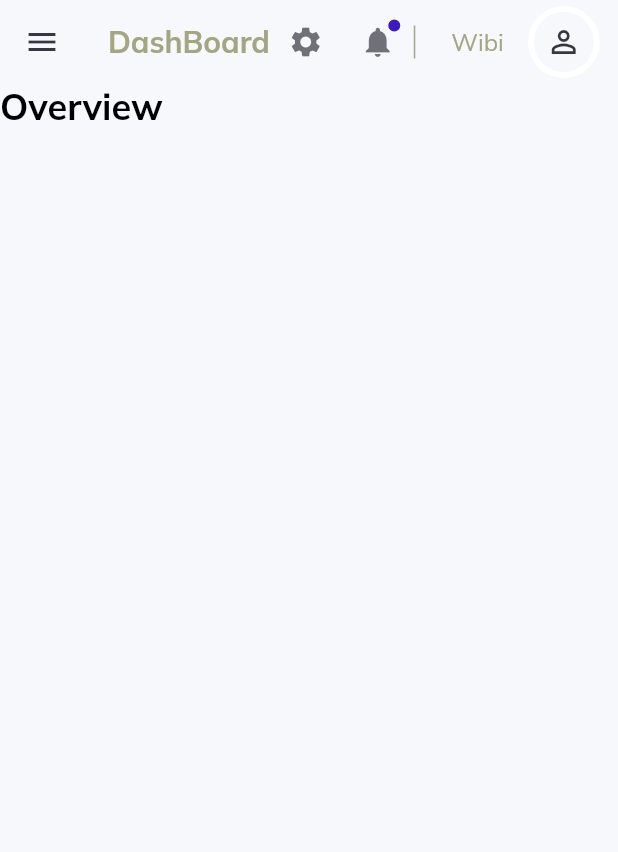
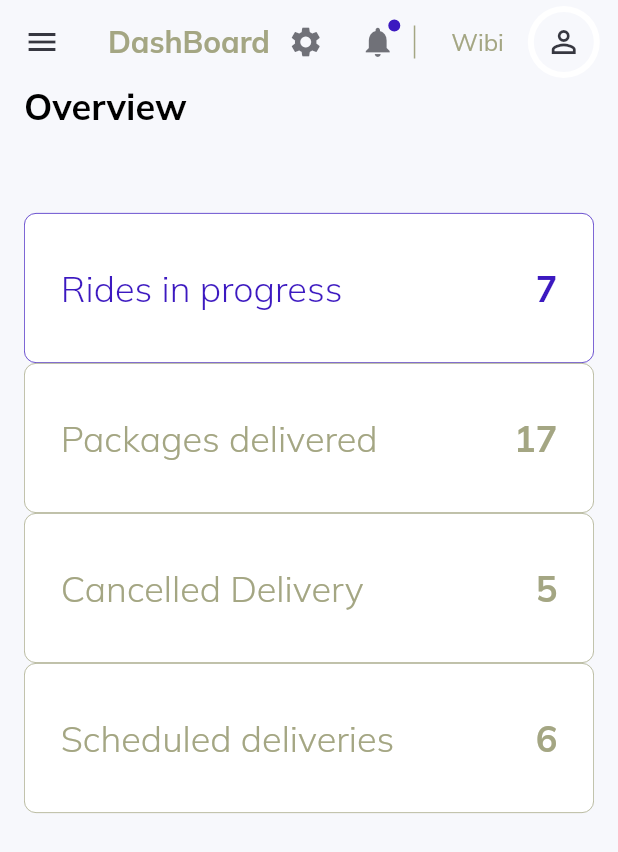
Before and after one commit to ab-irami/Admin-panel, a Flutter app: the screen it shows after launch, on a phone screen of 412 x 824 dp. Shown: the top 852 px of the screen. Run offline on Flutter 3.47's test engine with Material 2 defaults, Android fonts, the light colour scheme and no system bars; our stand-ins replace get, google_fonts.

Commit message:
Info Cards added

```diff
--- a/lib/pages/overview/overview.dart
+++ b/lib/pages/overview/overview.dart
@@ -1,5 +1,8 @@
 import 'package:admin_panel_app/constants/controllers.dart';
 import 'package:admin_panel_app/helpers/responsive.dart';
+import 'package:admin_panel_app/pages/overview/widgets/overview_cards_large_screen.dart';
+import 'package:admin_panel_app/pages/overview/widgets/overview_cards_medium_screen.dart';
+import 'package:admin_panel_app/pages/overview/widgets/overview_cards_small_screen.dart';
 import 'package:admin_panel_app/widgets/custom_text.dart';
 import 'package:flutter/material.dart';
 import 'package:get/get_state_manager/get_state_manager.dart';
@@ -15,7 +18,8 @@ class OverviewPage extends StatelessWidget {
           () => Row(
             children: [
               Container(
-                margin: EdgeInsets.only(top: Responsive.isSmallScreen(context) ? 56 : 6),
+                margin: EdgeInsets.only(
+                    top: Responsive.isSmallScreen(context) ? 56 : 6),
                 child: CustomText(
                   text: menuController.activeItem.value,
                   size: 24,
@@ -25,6 +29,17 @@ class OverviewPage extends StatelessWidget {
             ],
           ),
         ),
+        Expanded(
+          child: ListView(
+            children: [
+              if (Responsive.isLargeScreen(context) ||
+                  Responsive.isMediumScreen(context))
+                if (Responsive.isCustomScreen(context)) const OverViewCardMedium()
+                else const OverViewCardLarge()
+              else const OverViewCardSmall()
+            ],
+          ),
+        ),
       ],
     );
   }
--- /dev/null
+++ b/lib/pages/overview/widgets/info_card_small.dart
@@ -0,0 +1,56 @@
+import 'package:admin_panel_app/constants/style.dart';
+import 'package:admin_panel_app/widgets/custom_text.dart';
+import 'package:flutter/material.dart';
+
+class InfoCardSmall extends StatelessWidget {
+  final String? title;
+  final int? value;
+  final Color? topColor;
+  final bool? isActive;
+  final VoidCallback? onTap;
+  const InfoCardSmall({
+    Key? key,
+    this.title,
+    this.value,
+    this.topColor,
+    this.isActive,
+    this.onTap,
+  }) : super(key: key);
+
+  @override
+  Widget build(BuildContext context) {
+    return Expanded(
+      child: InkWell(
+        onTap: onTap,
+        child: Container(
+          padding: const EdgeInsets.all(24),
+          decoration: BoxDecoration(
+            color: Colors.white,
+            borderRadius: BorderRadius.circular(8),
+            border: Border.all(
+              color: isActive == true ? active : lightGrey,
+              width: .5,
+            ),
+          ),
+          child: Row(
+            mainAxisAlignment: MainAxisAlignment.spaceBetween,
+            children: [
+              CustomText(
+                text: title,
+                size: 24,
+                weight: FontWeight.w300,
+                color: isActive == true ? active : lightGrey,
+              ),
+              CustomText(
+                text: '$value',
+                size: 24,
+                weight: FontWeight.bold,
+                color: isActive == true ? active : lightGrey,
+              ),
+            ],
+          ),
+        ),
+      ),
+    );
+  }
+}
--- a/lib/pages/overview/widgets/overview_cards_small_screen.dart
+++ b/lib/pages/overview/widgets/overview_cards_small_screen.dart
@@ -0,0 +1,42 @@
+import 'package:admin_panel_app/pages/overview/widgets/info_card_small.dart';
+import 'package:flutter/material.dart';
+
+class OverViewCardSmall extends StatelessWidget {
+  const OverViewCardSmall({Key? key}) : super(key: key);
+
+  @override
+  Widget build(BuildContext context) {
+    double _width = MediaQuery.of(context).size.width;
+    return Container(
+      height: 400,
+      child: Column(
+        children: [
+          InfoCardSmall(
+            title: 'Rides in progress',
+            value: 7,
+            onTap: () {},
+            isActive: true,
+          ),
+          SizedBox(width: _width / 64),
+          InfoCardSmall(
+            title: 'Packages delivered',
+            value: 17,
+            onTap: () {},
+          ),
+          SizedBox(width: _width / 64),
+          InfoCardSmall(
+            title: 'Cancelled Delivery',
+            value: 5,
+            onTap: () {},
+          ),
+          SizedBox(width: _width / 64),
+          InfoCardSmall(
+            title: 'Scheduled deliveries',
+            value: 6,
+            onTap: () {},
+          ),
+        ],
+      ),
+    );
+  }
+}
--- a/lib/widgets/large_screen.dart
+++ b/lib/widgets/large_screen.dart
@@ -13,7 +13,10 @@ class LargeScreen extends StatelessWidget {
           child: SideMenu(),
         ),
         Expanded(
-          child: localNavigator(),
+          child: Container(
+            padding: const EdgeInsets.symmetric(horizontal: 16),
+            child: localNavigator(),
+          ),
           flex: 5,
         ),
       ],
--- a/lib/widgets/small_screen.dart
+++ b/lib/widgets/small_screen.dart
@@ -6,6 +6,9 @@ class SmallScreen extends StatelessWidget {
 
   @override
   Widget build(BuildContext context) {
-    return localNavigator();
+    return Container(
+      padding: const EdgeInsets.symmetric(horizontal: 16),
+      child: localNavigator(),
+    );
   }
 }
```
Also changed, not shown: lib/pages/overview/widgets/info_card.dart (+72 -3 lines), lib/pages/overview/widgets/overview_cards_large_screen.dart (+42 -0 lines), lib/pages/overview/widgets/overview_cards_medium_screen.dart (+51 -0 lines).
